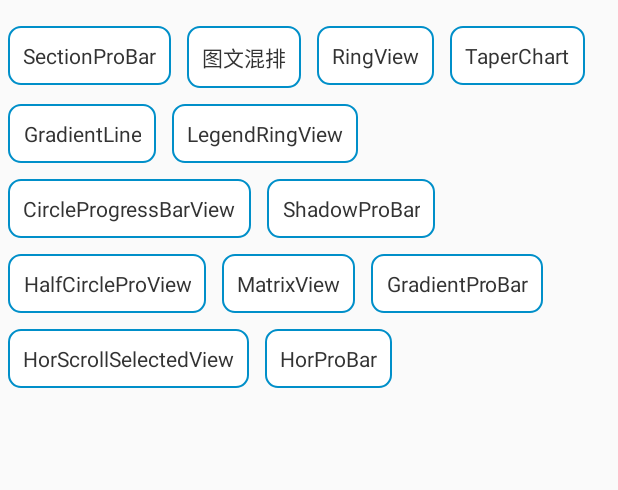
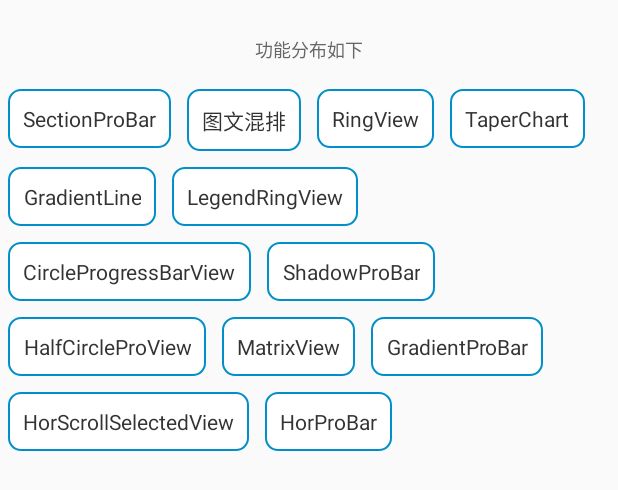
Before and after one commit to faith-hb/WidgetCase, an Android app: the layout activity_main.xml on its own in the app's theme, with its tools: preview values and no code run, on a phone screen of 412 x 824 dp. Shown: the top 490 px of the screen. Run offline under Robolectric (Android 15) with nearby library versions, the phone set to English and light mode, and no system bars.

Commit message:
修改主页面

```diff
--- a/app/src/main/res/layout/activity_main.xml
+++ b/app/src/main/res/layout/activity_main.xml
@@ -12,6 +12,18 @@
                                                        android:layout_height="match_parent"
                                                        tools:context=".release.MainActivity">
 
+
+        <TextView
+            android:id="@+id/titleTv"
+            android:layout_width="match_parent"
+            android:layout_height="wrap_content"
+            android:layout_marginTop="24dp"
+            android:gravity="center"
+            android:text="功能分布如下"
+            android:textColor="#666666"
+            android:textSize="12sp"
+            app:layout_constraintTop_toTopOf="parent"/>
+
         <com.google.android.flexbox.FlexboxLayout
             android:layout_width="match_parent"
             android:layout_height="match_parent"
@@ -19,7 +31,8 @@
             app:alignContent="stretch"
             app:alignItems="stretch"
             app:flexDirection="row"
-            app:flexWrap="wrap">
+            app:flexWrap="wrap"
+            app:layout_constraintTop_toBottomOf="@id/titleTv">
 
             <TextView
                 android:id="@+id/selPtoBarTv"
```
